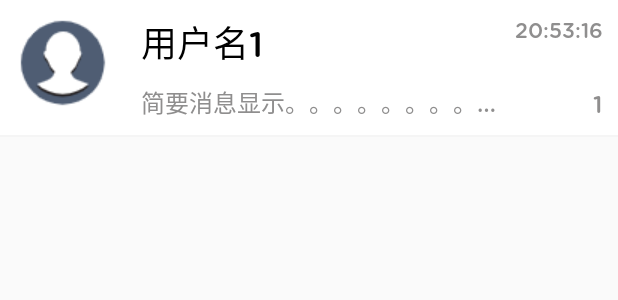
After one commit to MrKrisYu/EasyBox, an Android app: the layout fragment_message_msgitem.xml on its own in the app's theme, with its tools: preview values and no code run, on a phone screen of 412 x 824 dp. The commit adds this screen. Shown: the top 300 px of the screen. Run offline under Robolectric (Android 15) with nearby library versions, the phone set to English and light mode, and no system bars.

Commit message:
第二次提交

```diff
--- a/app/src/main/java/com/krisyu/easybox/network_connection/JWebSocketClient.java
+++ b/app/src/main/java/com/krisyu/easybox/network/JWebSocketClient.java
@@ -1,4 +1,4 @@
-package com.krisyu.easybox.network_connection;
+package com.krisyu.easybox.network;
 
 import android.util.Log;
 
--- /dev/null
+++ b/app/src/main/res/layout/fragment_message_msgitem.xml
@@ -0,0 +1,75 @@
+<?xml version="1.0" encoding="utf-8"?>
+<LinearLayout xmlns:android="http://schemas.android.com/apk/res/android"
+    xmlns:app="http://schemas.android.com/apk/res-auto"
+    android:orientation="vertical"
+    android:layout_width="match_parent"
+    android:layout_height="wrap_content"
+    android:background="@color/fragment_background">
+    <!-- android:layout_marginBottom="1dp" 是作为分隔线 -->
+    <RelativeLayout
+        android:layout_width="match_parent"
+        android:layout_height="match_parent"
+        android:paddingTop="@dimen/default_paddingTop"
+        android:paddingBottom="@dimen/default_paddingBottom"
+        android:paddingEnd="@dimen/default_paddingStart"
+        android:paddingStart="@dimen/default_paddingStart"
+        android:layout_marginBottom="1dp"
+        android:background="@color/tab_white">
+        <de.hdodenhof.circleimageview.CircleImageView
+            android:id="@+id/msgitem_cirimg_headpic"
+            android:layout_height="wrap_content"
+            android:layout_width="wrap_content"
+            android:src="@drawable/default_head_pic"
+            android:layout_alignParentStart="true"/>
+        <TextView
+            android:id="@+id/msgitem_tv_username"
+            android:layout_height="wrap_content"
+            android:layout_width="200dp"
+            android:layout_alignParentTop="true"
+            android:layout_toEndOf="@id/msgitem_cirimg_headpic"
+            android:layout_marginStart="@dimen/default_margin"
+            android:text="用户名1"
+            android:maxLines="1"
+            android:ellipsize="end"
+            android:fontFamily="@font/gotham"
+            android:textSize="24sp"
+            android:textColor="#000000"/>
+        <TextView
+            android:id="@+id/msgitem_tv_brief_msg"
+            android:layout_height="wrap_content"
+            android:layout_width="250dp"
+            android:layout_alignStart="@id/msgitem_tv_username"
+            android:layout_below="@id/msgitem_tv_username"
+            android:layout_marginTop="@dimen/default_paddingTop"
+            android:fontFamily="@font/gotham"
+            android:textSize="16sp"
+            android:textColor="@color/text_color_grey"
+            android:maxLines="1"
+            android:ellipsize="end"
+            android:text="简要消息显示。。。。。。。。。。。。。。。。。。"/>
+        <TextView
+            android:id="@+id/msgitem_tv_time"
+            android:layout_height="wrap_content"
+            android:layout_width="wrap_content"
+            android:layout_alignParentEnd="true"
+            android:layout_alignParentTop="true"
+            android:maxLines="1"
+            android:fontFamily="@font/gotham"
+            android:textSize="14sp"
+            android:textColor="@color/text_color_grey"
+            android:text="20:53:16"/>
+        <TextView
+            android:id="@+id/msgitem_tv_num_of_unread"
+            android:layout_height="wrap_content"
+            android:layout_width="wrap_content"
+            android:text="1"
+            android:maxLines="1"
+            android:fontFamily="@font/gotham"
+            android:textSize="16sp"
+            android:textColor="@color/text_color_grey"
+            android:layout_alignBottom="@id/msgitem_tv_brief_msg"
+            android:layout_alignParentEnd="true"/>
+    </RelativeLayout>
+
+
+</LinearLayout>
--- a/app/src/main/res/layout/fragment_mine.xml
+++ b/app/src/main/res/layout/fragment_mine.xml
@@ -45,8 +45,10 @@
                 android:layout_below="@id/fragment_mine_textView_userName"
                 android:layout_alignStart="@id/fragment_mine_textView_userName"
                 android:text="完善个人信息"
+                android:maxLines="1"
+                android:ellipsize="end"
                 android:fontFamily="@font/gotham"
-                android:textSize="24sp"/>
+                android:textSize="16sp"/>
         </RelativeLayout>
         <LinearLayout
             android:layout_height="wrap_content"
--- a/app/src/main/res/values/colors.xml
+++ b/app/src/main/res/values/colors.xml
@@ -17,7 +17,7 @@
     <color name="title_background">#FFCC80</color>
     <color name="cir_img_border_color_transparent">#00000000</color>
     <color name="text_color_grey">#8F8E8E</color>
-    <color name="searchview_background">#E3F2FD</color>
+    <color name="searchview_background">#F3F5FA</color>
     <color name="cardview_background">#57ADEC</color>
     <color name="button_background">#FFFFFF</color>
     <color name="ReceivedDelivery_title_background">#4DD0E1</color>
--- a/app/src/main/res/values/dimens.xml
+++ b/app/src/main/res/values/dimens.xml
@@ -8,4 +8,5 @@
     <dimen name="default_paddingBottom">10dp</dimen>
     <dimen name="default_paddingStart">10dp</dimen>
     <dimen name="default_paddingEnd">10dp</dimen>
+    <dimen name="default_margin">20dp</dimen>
 </resources>
```
Also changed, not shown: app/src/main/AndroidManifest.xml (+16 -9 lines), app/src/main/java/com/krisyu/easybox/service/JWebSocketClientService.java (added, +16 -0 lines), app/src/main/res/layout/fragment_message.xml (+80 -8 lines), app/src/main/res/layout/fragment_search.xml (+0 -10 lines), app/src/main/res/drawable/broom.png (added), app/src/main/res/drawable/default_head_pic.png (added), app/src/main/res/drawable/friend_list.png (added), app/src/main/res/drawable/plus.png (added).
